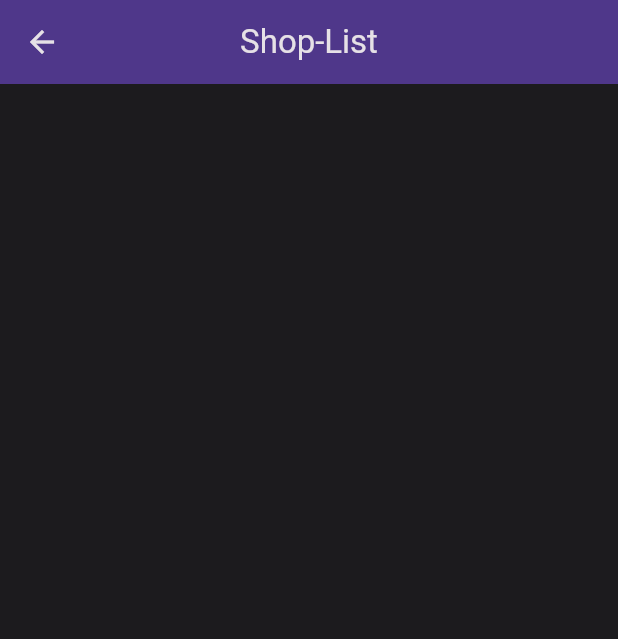
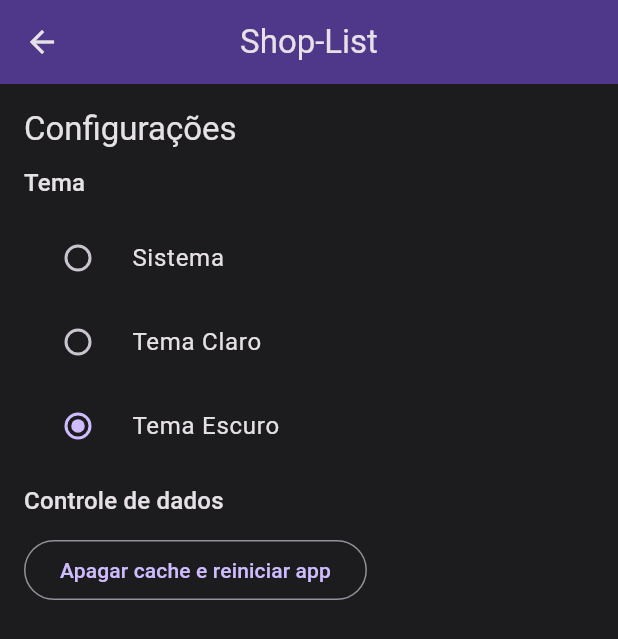
Before and after one commit to vaansuit/ShopingList, a Flutter app: the ConfigurationPage screen opened by its route, on a phone screen of 412 x 824 dp. Shown: the top 639 px of the screen. Run offline on Flutter 3.47's test engine with Material 2 defaults, Android fonts, the phone set to English and light mode, and no system bars; our stand-ins replace flutter_modular.

Commit message:
feat: created  configuration_page.dart

```diff
--- a/lib/src/configuration/configuration_page.dart
+++ b/lib/src/configuration/configuration_page.dart
@@ -14,7 +14,52 @@ class _ConfigurationPageState extends State<ConfigurationPage> {
       appBar: AppBar(
         title: const Text('Shop-List'),
       ),
-      body: Container(),
+      body: Padding(
+        padding: const EdgeInsets.fromLTRB(16, 16, 16, 0),
+        child: Column(
+          crossAxisAlignment: CrossAxisAlignment.start,
+          children: [
+            Text(
+              'Configurações',
+              style: Theme.of(context).textTheme.titleLarge,
+            ),
+            const SizedBox(height: 10),
+            Text(
+              'Tema',
+              style: Theme.of(context).textTheme.titleMedium,
+            ),
+            const SizedBox(height: 10),
+            RadioListTile<ThemeMode>(
+              value: ThemeMode.dark,
+              groupValue: ThemeMode.system,
+              title: const Text('Sistema'),
+              onChanged: (mode) {},
+            ),
+            RadioListTile<ThemeMode>(
+              value: ThemeMode.dark,
+              groupValue: ThemeMode.light,
+              title: const Text('Tema Claro'),
+              onChanged: (mode) {},
+            ),
+            RadioListTile<ThemeMode>(
+              value: ThemeMode.dark,
+              groupValue: ThemeMode.dark,
+              title: const Text('Tema Escuro'),
+              onChanged: (mode) {},
+            ),
+            const SizedBox(height: 10),
+            Text(
+              'Controle de dados',
+              style: Theme.of(context).textTheme.titleMedium,
+            ),
+            const SizedBox(height: 10),
+            OutlinedButton(
+              onPressed: () {},
+              child: const Text('Apagar cache e reiniciar app'),
+            ),
+          ],
+        ),
+      ),
     );
   }
 }
```
